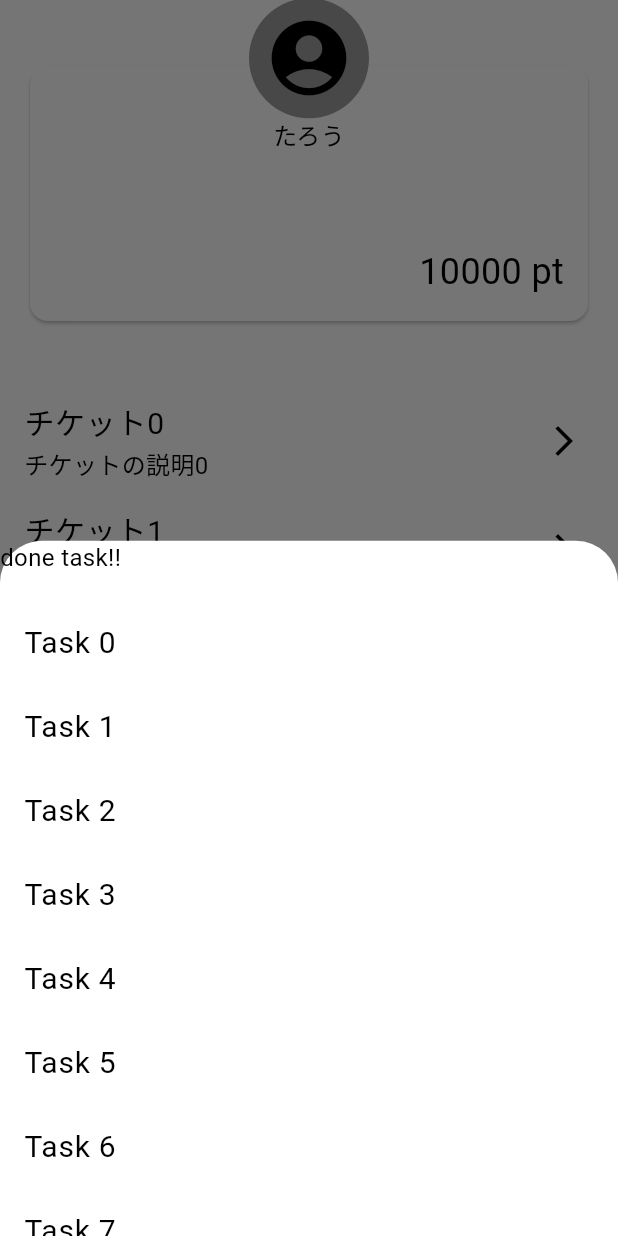
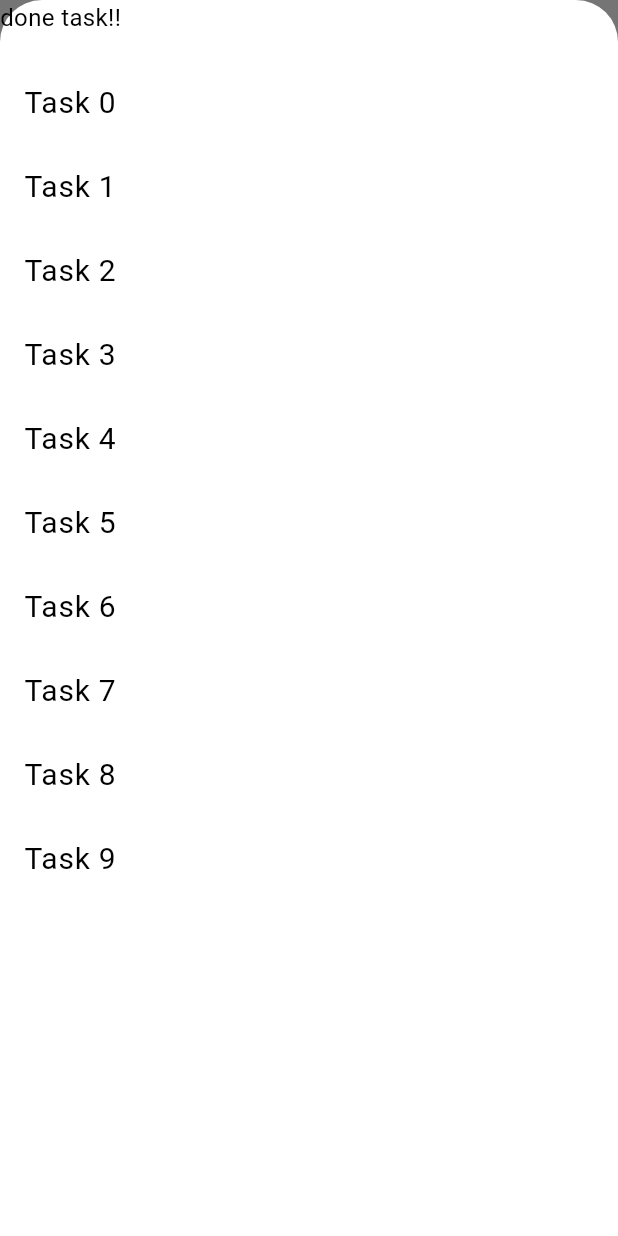
Before and after one commit to sinjikoro/point_treat, a Flutter app: the screen it shows after launch, after a tap on the "add" icon, on a phone screen of 412 x 824 dp. Run offline on Flutter 3.47's test engine with Material 3 defaults, Android fonts, the phone set to English and light mode, and no system bars; drawn by our look-alikes of flutter_slidable; our stand-ins replace go_router.

Commit message:
edit screen and folder structure

```diff
--- a/lib/main.dart
+++ b/lib/main.dart
@@ -1,6 +1,6 @@
 import 'package:flutter/material.dart';
-import 'package:point_treat/presentation/routes/routes.dart';
-import 'package:point_treat/presentation/theme/default_theme.dart';
+import 'package:point_treat/view/routes/routes.dart';
+import 'package:point_treat/view/theme/default_theme.dart';
 
 void main() {
   runApp(const MainApp());
--- a/lib/presentation/view/top/top_view.dart
+++ /dev/null
@@ -1,19 +0,0 @@
-import 'package:flutter/material.dart';
-import 'package:point_treat/presentation/view/top/parts/account_card.dart';
-import 'package:point_treat/presentation/view/top/parts/ticket_list.dart';
-
-/// top view.
-class TopView extends StatelessWidget {
-  /// Default constructor for the [TopView].
-  const TopView({super.key});
-
-  @override
-  Widget build(BuildContext context) {
-    return const Column(
-      children: [
-        AccountCard(accountName: 'たろう', point: 10000),
-        TicketList(),
-      ],
-    );
-  }
-}
--- a/lib/presentation/routes/routes.dart
+++ b/lib/view/routes/routes.dart
@@ -1,11 +1,11 @@
 import 'package:go_router/go_router.dart';
-import 'package:point_treat/presentation/routes/paths.dart';
-import 'package:point_treat/presentation/view/children_list/children_list_view.dart';
-import 'package:point_treat/presentation/view/main_menu/main_menu_view.dart';
-import 'package:point_treat/presentation/view/point_history/point_history_view.dart';
-import 'package:point_treat/presentation/view/top/top_view.dart';
-import 'package:point_treat/presentation/view/treat_list/treat_list_view.dart';
-import 'package:point_treat/presentation/widgets/default_scaffold.dart';
+import 'package:point_treat/view/routes/paths.dart';
+import 'package:point_treat/view/screen/children_list/children_list_view.dart';
+import 'package:point_treat/view/screen/home/home_view.dart';
+import 'package:point_treat/view/screen/main_menu/main_menu_view.dart';
+import 'package:point_treat/view/screen/point_history/point_history_view.dart';
+import 'package:point_treat/view/screen/treat_list/treat_list_view.dart';
+import 'package:point_treat/view/widgets/default_scaffold.dart';
 
 /// Router configuration.
 final router = GoRouter(
@@ -19,7 +19,7 @@ final router = GoRouter(
           routes: <RouteBase>[
             GoRoute(
               path: '/', // initial route
-              builder: (_, __) => const TopView(),
+              builder: (_, __) => const HomeView(),
             ),
           ],
         ),
--- /dev/null
+++ b/lib/view/screen/home/home_view.dart
@@ -0,0 +1,19 @@
+import 'package:flutter/material.dart';
+import 'package:point_treat/view/screen/home/parts/account_card.dart';
+import 'package:point_treat/view/screen/home/parts/ticket_list.dart';
+
+/// home view.
+class HomeView extends StatelessWidget {
+  /// Default constructor for the [HomeView].
+  const HomeView({super.key});
+
+  @override
+  Widget build(BuildContext context) {
+    return const Column(
+      children: [
+        AccountCard(accountName: 'たろう', point: 10000),
+        TicketList(),
+      ],
+    );
+  }
+}
--- a/lib/presentation/view/main_menu/main_menu_view.dart
+++ b/lib/view/screen/main_menu/main_menu_view.dart
@@ -1,6 +1,6 @@
 import 'package:flutter/material.dart';
 import 'package:go_router/go_router.dart';
-import 'package:point_treat/presentation/routes/paths.dart';
+import 'package:point_treat/view/routes/paths.dart';
 
 /// Settings view.
 class MainMenuView extends StatelessWidget {
--- a/lib/presentation/widgets/default_scaffold.dart
+++ b/lib/view/widgets/default_scaffold.dart
@@ -1,6 +1,6 @@
 import 'package:flutter/material.dart';
 import 'package:go_router/go_router.dart';
-import 'package:point_treat/presentation/widgets/task_modal.dart';
+import 'package:point_treat/view/widgets/task_modal.dart';
 
 /// Default Scaffold for the app.
 class DefaultScaffold extends StatelessWidget {
@@ -56,6 +56,7 @@ class _FloatingActionButton extends StatelessWidget {
   void _showModal(BuildContext context) {
     showModalBottomSheet<void>(
       context: context,
+      isScrollControlled: true,
       builder: (BuildContext context) {
         return const TaskModal();
       },
```
Also changed, not shown: lib/view/routes/paths.dart (renamed from lib/presentation/routes/paths.dart), lib/view/screen/children_list/children_list_view.dart (renamed from lib/presentation/view/children_list/children_list_view.dart), lib/view/screen/home/parts/account_card.dart (renamed from lib/presentation/view/top/parts/account_card.dart), lib/view/screen/home/parts/ticket_list.dart (renamed from lib/presentation/view/top/parts/ticket_list.dart), lib/view/screen/point_history/point_history_view.dart (renamed from lib/presentation/view/point_history/point_history_view.dart), lib/view/screen/treat_list/treat_list_view.dart (renamed from lib/presentation/view/treat_list/treat_list_view.dart), lib/view/theme/default_theme.dart (renamed from lib/presentation/theme/default_theme.dart), lib/view/widgets/task_modal.dart (renamed from lib/presentation/widgets/task_modal.dart).
